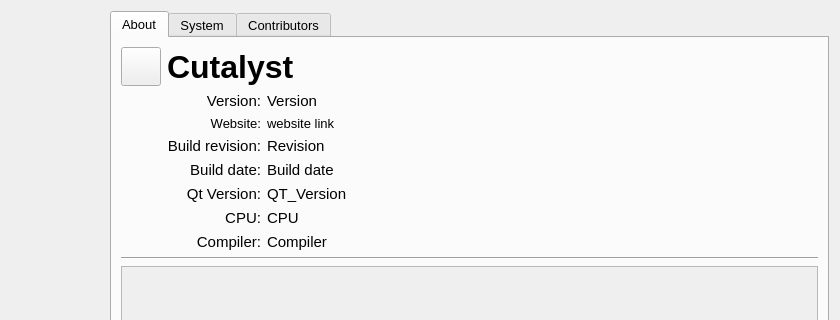
Old version of the form src/app/seamly2d/dialogs/about2d_dialog.ui in the repository palepal/Seamly2D; both pictures show x 0 to 840 and y 0 to 320 of the 840 by 570 pixel window.
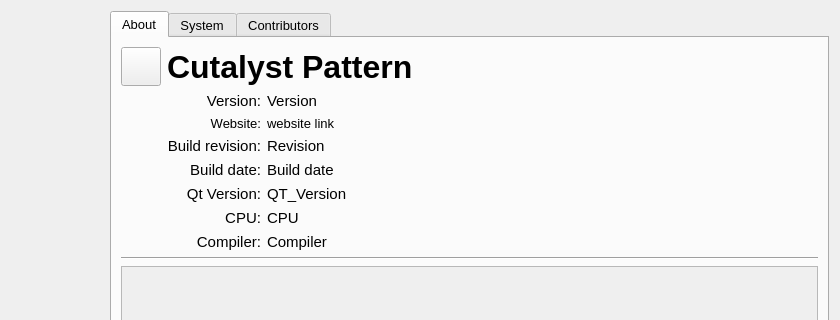
New version of the form. Icons and pictures are not drawn.

Commit message:
feat: show the apps as Cutalyst Pattern and Cutalyst Me
Cutalyst is now the name of a separate app, and SEAMLY is a registered mark for
pattern software, so the fork's apps get names of their own. Bundle id
io.github.palepal.cutalystpattern for the drafting app. The README describes
the fork as Cutalyst Pattern, links palepal/Seamly2D, and drops sew mode, which
moved out of the fork.

The edit to the form file:
```diff
--- a/src/app/seamly2d/dialogs/about2d_dialog.ui
+++ b/src/app/seamly2d/dialogs/about2d_dialog.ui
@@ -158,7 +158,7 @@
                 </font>
                </property>
                <property name="text">
-                <string>Cutalyst</string>
+                <string>Cutalyst Pattern</string>
                </property>
               </widget>
              </item>
```
Left out of the diff: 2 changed lines with no effect on the pictures. The commit also changes 42 other files.
